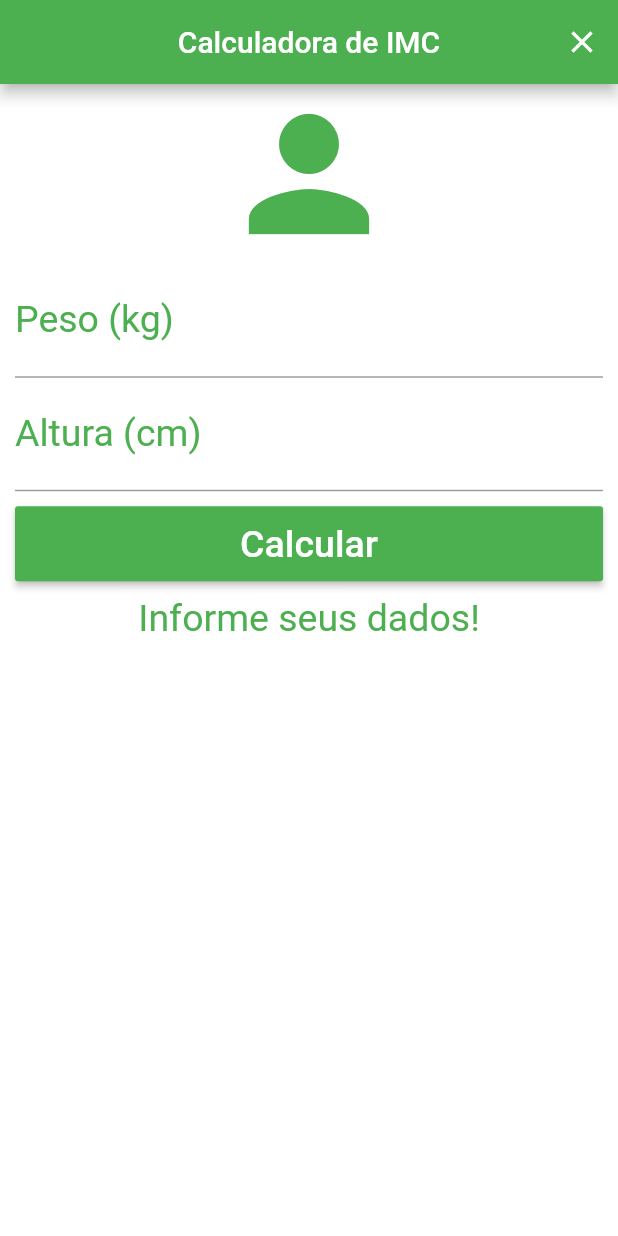
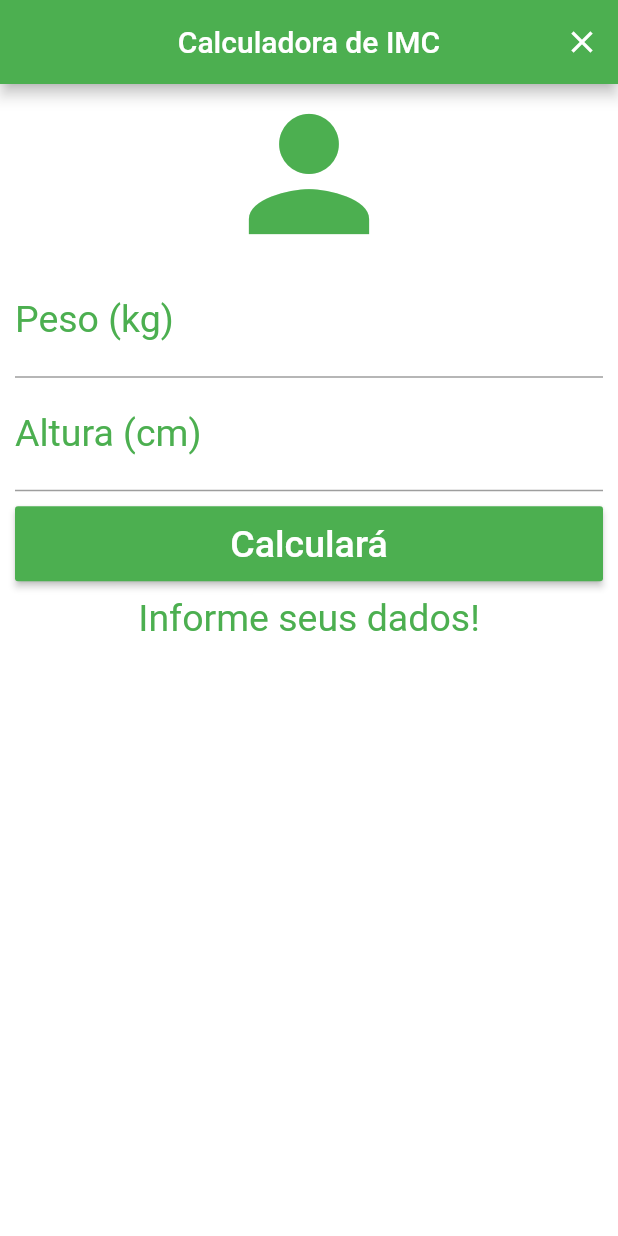
Before and after one commit to gafredo/calculadora-imc, a Flutter app: the screen it shows after launch, on a phone screen of 412 x 824 dp. Run offline on Flutter 3.47's test engine with Material 2 defaults, Android fonts, the phone set to English and light mode, and no system bars.

Commit message:
Alteração 1

```diff
--- a/lib/main.dart
+++ b/lib/main.dart
@@ -110,7 +110,7 @@ class _HomeState extends State<Home> {
                           }
                         },
                         child: Text(
-                          "Calcular",
+                          "Calculará",
                           style: TextStyle(color: Colors.white, fontSize: 25.0),
                         ),
                         color: Colors.green,
```
